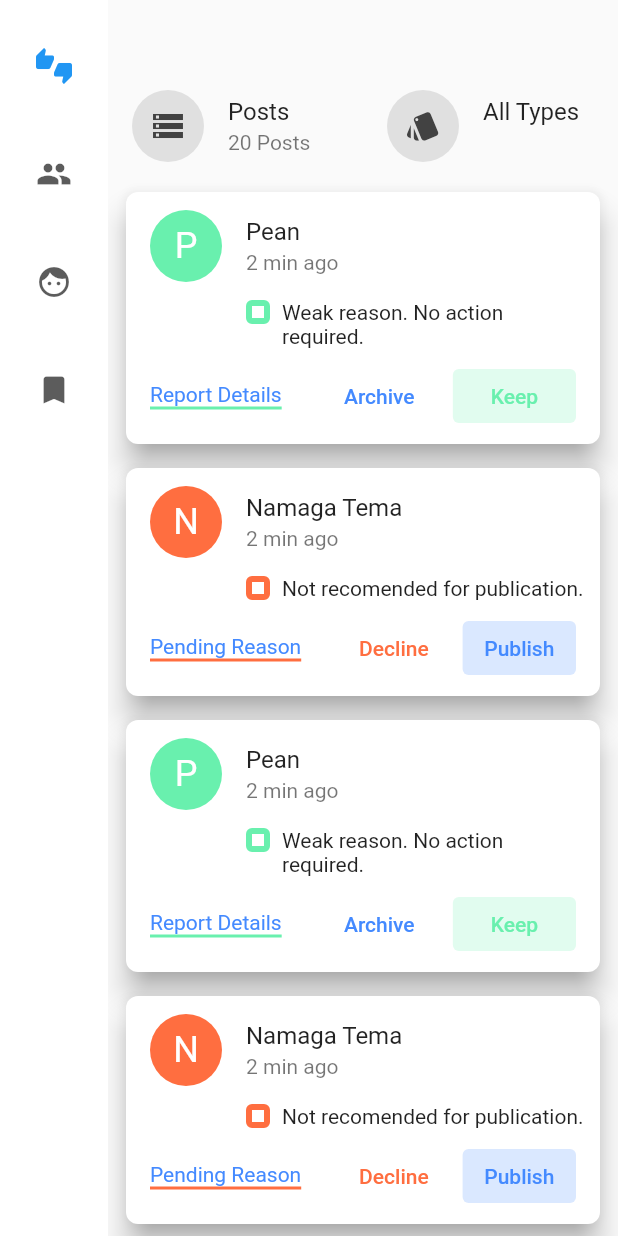
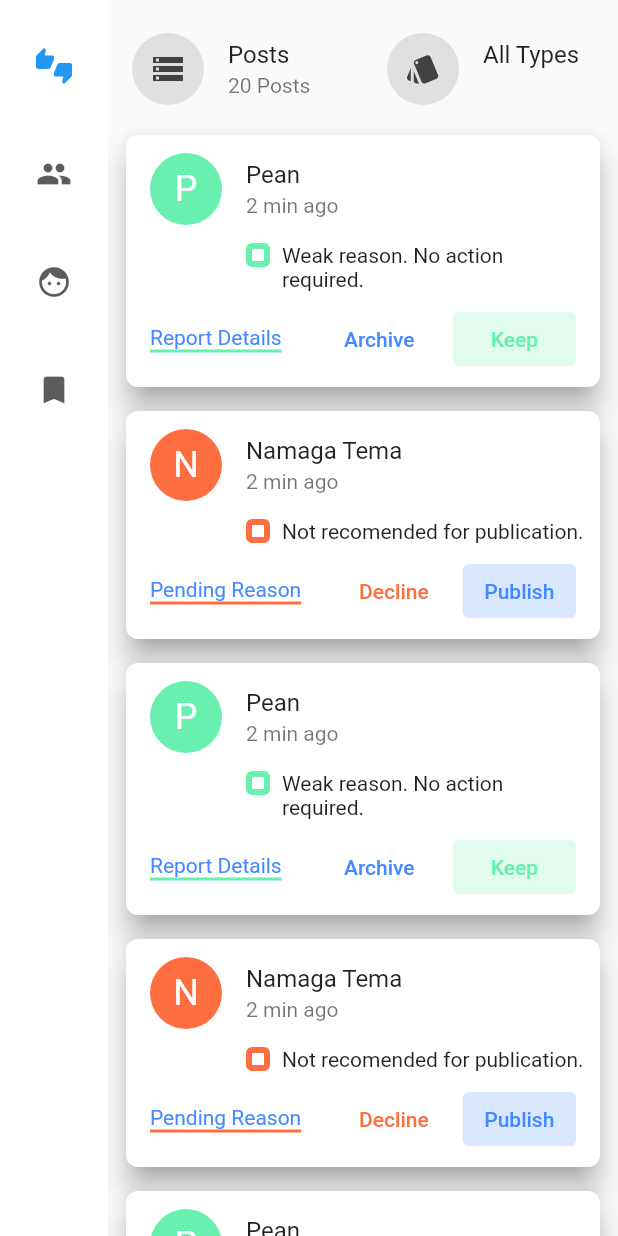
Before and after one commit to tadakun8/flutter_study_ui, a Flutter app: the screen it shows after launch, on a phone screen of 412 x 824 dp. Run offline on Flutter 3.47's test engine with Material 2 defaults, Android fonts, the phone set to English and light mode, and no system bars; our stand-ins replace flutter_riverpod.

Commit message:
fix: layout

```diff
--- a/admin_mobile/lib/pages/admin_mobile/components/post_list.dart
+++ b/admin_mobile/lib/pages/admin_mobile/components/post_list.dart
@@ -8,7 +8,7 @@ class PostList extends StatelessWidget {
   @override
   Widget build(BuildContext context) {
     return Container(
-      padding: const EdgeInsets.only(top: 48),
+      padding: const EdgeInsets.only(top: 10),
       child: Column(
         // 親Containerの高さを最大まで広げる
         mainAxisSize: MainAxisSize.max,
--- a/admin_mobile/lib/pages/admin_mobile/main.dart
+++ b/admin_mobile/lib/pages/admin_mobile/main.dart
@@ -9,7 +9,8 @@ class AdminMobilePage extends StatelessWidget {
   @override
   Widget build(BuildContext context) {
     return Scaffold(
-      body: Row(
+      body: SafeArea(
+        child: Row(
           children: const <Widget>[
             SideNavigation(),
             Expanded(
@@ -17,6 +18,7 @@ class AdminMobilePage extends StatelessWidget {
             ),
           ],
         ),
+      ),
     );
   }
 }
```
Lines whose indentation alone changed are shown as unchanged.
